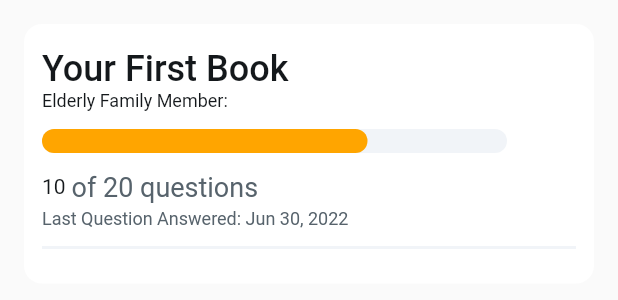
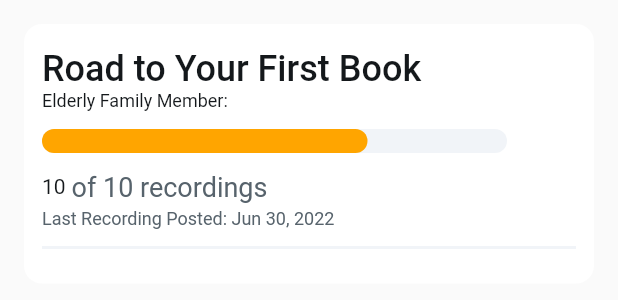
Before and after one commit to Henry-Moses/TalkswithMoses, a Flutter app: the Card27InsuranceCardWidget widget shown alone on an empty page, opened directly, on a phone screen of 412 x 824 dp. Shown: the top 300 px of the screen. Run offline on Flutter 3.47's test engine with Material 2 defaults, Android fonts, the phone set to English and light mode, and no system bars; drawn by our look-alikes of flutter_animate, percent_indicator; our stand-ins replace auto_size_text, cached_network_image, cloud_firestore, equatable, file_picker, firebase_core and 14 more; missing offline and left inert: json_path, mime_type; accounts and stored records are empty; statements that could not run were skipped.

Commit message:
Updating to latest FlutterFlow output.

```diff
--- a/lib/components/card27_insurance_card_model.dart
+++ b/lib/components/card27_insurance_card_model.dart
@@ -1,3 +1,4 @@
+import '/backend/supabase/supabase.dart';
 import '/flutter_flow/flutter_flow_animations.dart';
 import '/flutter_flow/flutter_flow_theme.dart';
 import '/flutter_flow/flutter_flow_util.dart';
@@ -9,6 +10,10 @@ import 'package:percent_indicator/percent_indicator.dart';
 import 'package:provider/provider.dart';
 
 class Card27InsuranceCardModel extends FlutterFlowModel {
+  ///  Local state fields for this component.
+
+  FamilyMemberRow? elderly;
+
   /// Initialization and disposal methods.
 
   void initState(BuildContext context) {}
--- a/lib/components/card27_insurance_card_widget.dart
+++ b/lib/components/card27_insurance_card_widget.dart
@@ -1,3 +1,4 @@
+import '/backend/supabase/supabase.dart';
 import '/flutter_flow/flutter_flow_animations.dart';
 import '/flutter_flow/flutter_flow_theme.dart';
 import '/flutter_flow/flutter_flow_util.dart';
@@ -95,11 +96,11 @@ class _Card27InsuranceCardWidgetState extends State<Card27InsuranceCardWidget>
             crossAxisAlignment: CrossAxisAlignment.start,
             children: [
               Text(
-                'Your First Book',
+                'Road to Your First Book',
                 style: FlutterFlowTheme.of(context).headlineSmall,
               ),
               Text(
-                'Elderly Family Member: ',
+                'Elderly Family Member:',
                 style: FlutterFlowTheme.of(context).bodyMedium,
               ),
               Padding(
@@ -127,7 +128,7 @@ class _Card27InsuranceCardWidgetState extends State<Card27InsuranceCardWidget>
                     ),
                   ),
                   Text(
-                    'of 20 questions',
+                    'of 10 recordings',
                     style: FlutterFlowTheme.of(context).titleMedium.override(
                           fontFamily: 'Roboto',
                           color: FlutterFlowTheme.of(context).secondaryText,
@@ -138,7 +139,7 @@ class _Card27InsuranceCardWidgetState extends State<Card27InsuranceCardWidget>
               Padding(
                 padding: EdgeInsetsDirectional.fromSTEB(0.0, 4.0, 0.0, 0.0),
                 child: Text(
-                  'Last Question Answered: Jun 30, 2022',
+                  'Last Recording Posted: Jun 30, 2022',
                   style: FlutterFlowTheme.of(context).labelSmall,
                 ),
               ),
```
Also changed, not shown: lib/home/home_widget.dart (+13 -6 lines).
